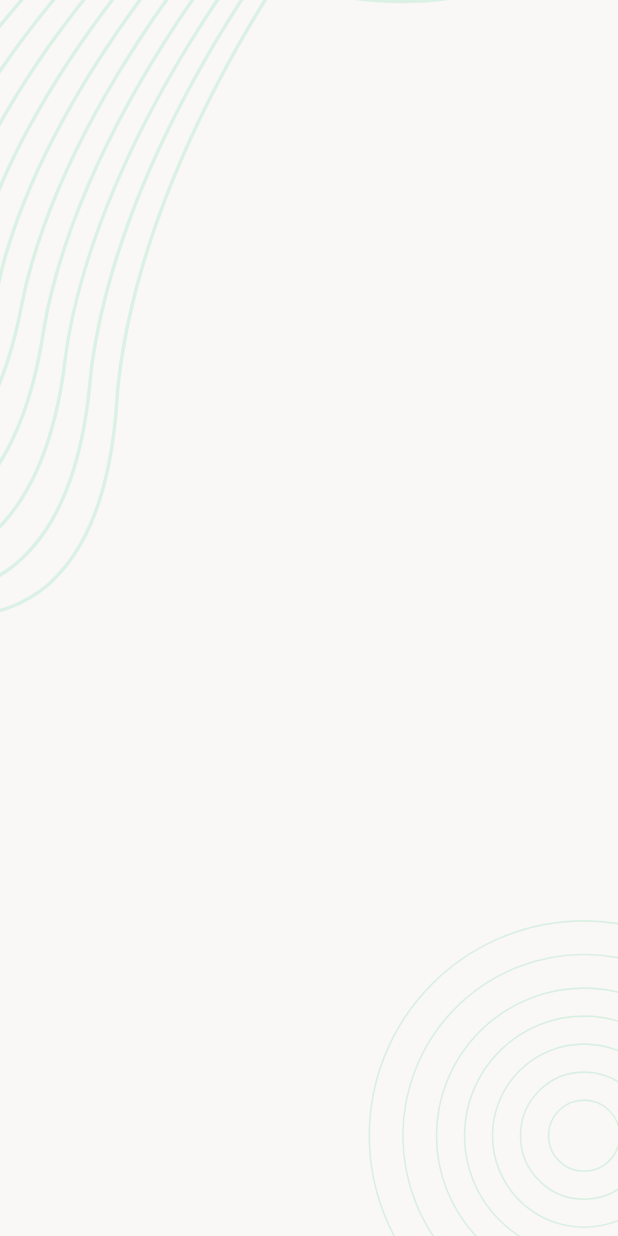
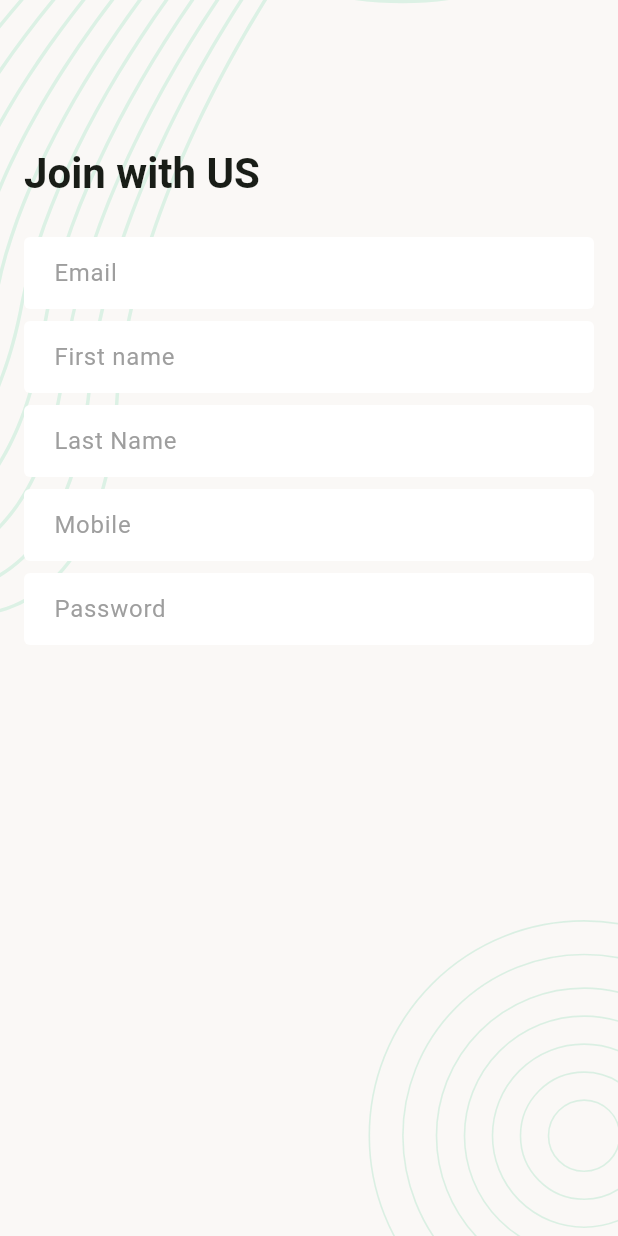
Before and after one commit to mynulyt/Dynamic-Task-Management-UI, a Flutter app: the SignupScreen screen opened directly, on a phone screen of 412 x 824 dp. Run offline on Flutter 3.47's test engine with Material 3 defaults, Android fonts, the phone set to English and light mode, and no system bars; our stand-ins replace flutter_svg; missing offline and left inert: dart:ffi.

Commit message:
sign up screen

```diff
--- a/lib/UI/Screens/signup_screen.dart
+++ b/lib/UI/Screens/signup_screen.dart
@@ -21,7 +21,32 @@ class _SignupScreenState extends State<SignupScreen> {
               child: Column(
                 key: _formKey,
                 crossAxisAlignment: CrossAxisAlignment.start,
-                children: [],
+                children: [
+                  SizedBox(height: 82),
+                  Text(
+                    "Join with US",
+                    style: Theme.of(context).textTheme.titleLarge,
+                  ),
+                  SizedBox(height: 24),
+                  TextFormField(decoration: InputDecoration(hintText: "Email")),
+                  SizedBox(height: 8),
+                  TextFormField(
+                    decoration: InputDecoration(hintText: "First name"),
+                  ),
+                  SizedBox(height: 8),
+                  TextFormField(
+                    decoration: InputDecoration(hintText: "Last Name"),
+                  ),
+                  SizedBox(height: 8),
+                  TextFormField(
+                    decoration: InputDecoration(hintText: "Mobile"),
+                  ),
+                  SizedBox(height: 8),
+                  TextFormField(
+                    decoration: InputDecoration(hintText: "Password"),
+                  ),
+                  SizedBox(height: 8),
+                ],
               ),
             ),
           ),
```
